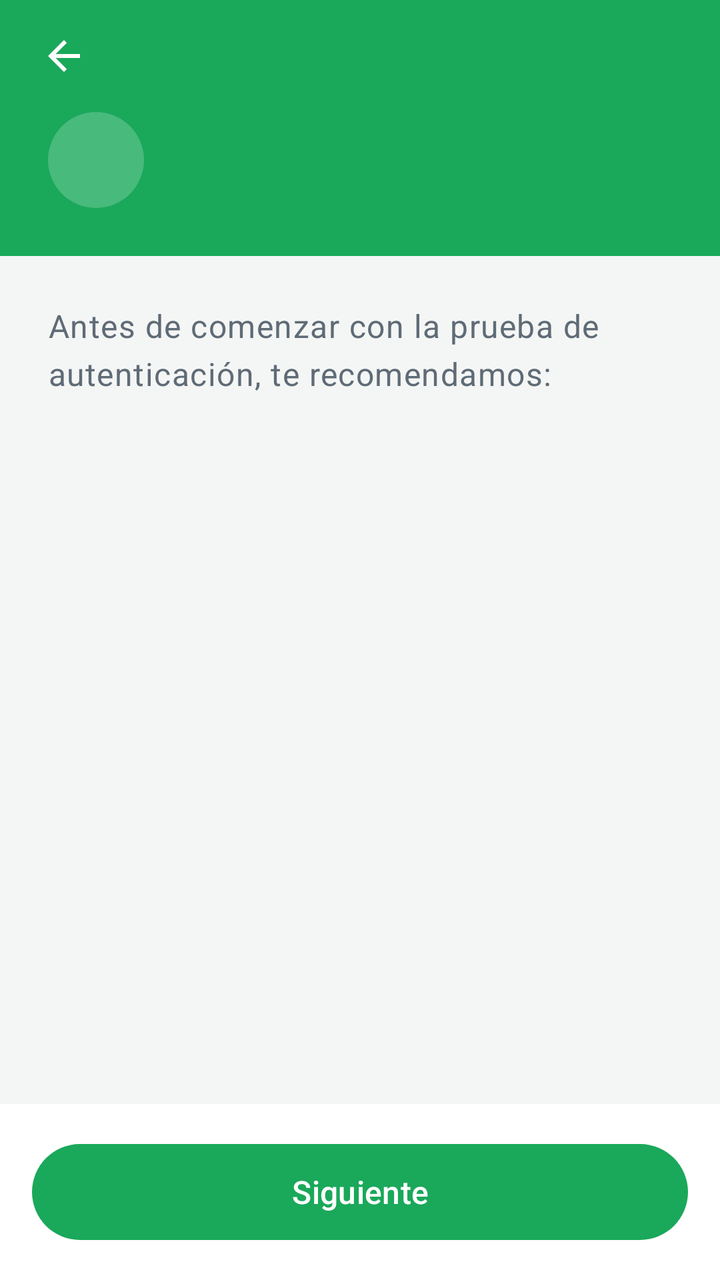
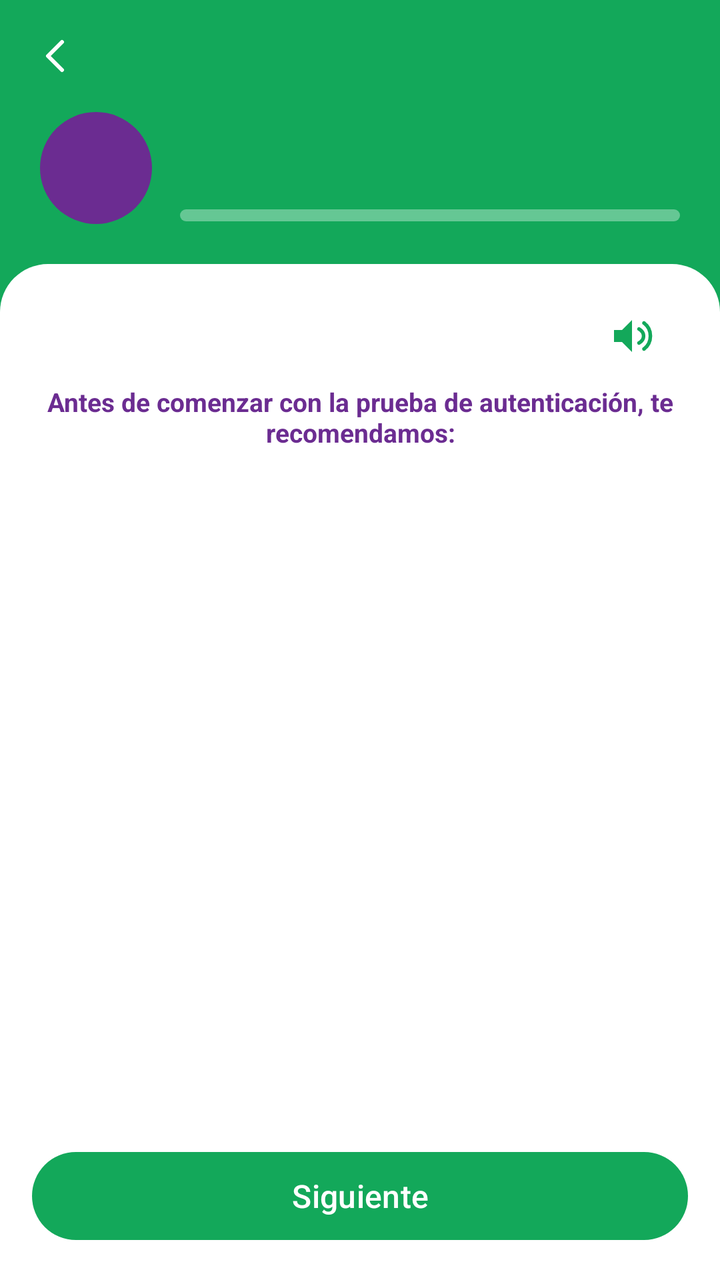

Compare the two renders of this Android layout. The source of the first and the diff that turns it into the second are given below.
<!-- AndroidManifest.xml: application theme Theme.AppBNB -->
<!-- res/layout/fragment_authentication.xml -->
<?xml version="1.0" encoding="utf-8"?>
<LinearLayout xmlns:android="http://schemas.android.com/apk/res/android"
    xmlns:app="http://schemas.android.com/apk/res-auto"
    android:layout_width="match_parent"
    android:layout_height="match_parent"
    android:background="@color/background"
    android:orientation="vertical">

    <include
        android:id="@+id/header"
        layout="@layout/view_step_header" />

    <LinearLayout
        android:layout_width="match_parent"
        android:layout_height="0dp"
        android:layout_weight="1"
        android:orientation="vertical"
        android:padding="24dp">

        <TextView
            android:layout_width="match_parent"
            android:layout_height="wrap_content"
            android:text="@string/authentication_intro"
            android:textAppearance="@style/TextAppearance.AppBNB.Body" />

        <androidx.viewpager2.widget.ViewPager2
            android:id="@+id/tipsPager"
            android:layout_width="match_parent"
            android:layout_height="0dp"
            android:layout_marginTop="16dp"
            android:layout_weight="1" />

        <com.google.android.material.tabs.TabLayout
            android:id="@+id/tipsDots"
            android:layout_width="match_parent"
            android:layout_height="wrap_content"
            android:background="@android:color/transparent"
            app:tabBackground="@drawable/tab_dot"
            app:tabGravity="center"
            app:tabIndicatorHeight="0dp"
            app:tabMinWidth="0dp"
            app:tabPaddingEnd="10dp"
            app:tabPaddingStart="10dp" />
    </LinearLayout>

    <FrameLayout
        android:id="@+id/bottomBar"
        android:layout_width="match_parent"
        android:layout_height="wrap_content"
        android:background="@color/surface"
        android:padding="16dp">

        <Button
            android:id="@+id/nextButton"
            style="@style/Widget.AppBNB.PrimaryButton"
            android:text="@string/action_next" />
    </FrameLayout>
</LinearLayout>
<!-- res/layout/view_step_header.xml (included above) -->
<?xml version="1.0" encoding="utf-8"?>
<LinearLayout xmlns:android="http://schemas.android.com/apk/res/android"
    xmlns:app="http://schemas.android.com/apk/res-auto"
    android:layout_width="match_parent"
    android:layout_height="wrap_content"
    android:background="@color/brand_green"
    android:orientation="vertical"
    android:paddingHorizontal="8dp"
    android:paddingTop="4dp"
    android:paddingBottom="24dp">

    <ImageButton
        android:id="@+id/backButton"
        android:layout_width="48dp"
        android:layout_height="48dp"
        android:background="?attr/selectableItemBackgroundBorderless"
        android:contentDescription="@string/action_back"
        android:src="@drawable/ic_arrow_back"
        app:tint="@color/on_brand" />

    <LinearLayout
        android:layout_width="match_parent"
        android:layout_height="wrap_content"
        android:gravity="center_vertical"
        android:orientation="horizontal"
        android:paddingHorizontal="16dp"
        android:paddingTop="4dp">

        <ImageView
            android:id="@+id/stepIcon"
            android:layout_width="48dp"
            android:layout_height="48dp"
            android:background="@drawable/bg_circle_translucent"
            android:importantForAccessibility="no"
            android:padding="12dp"
            app:tint="@color/on_brand" />

        <LinearLayout
            android:layout_width="0dp"
            android:layout_height="wrap_content"
            android:layout_marginStart="16dp"
            android:layout_weight="1"
            android:orientation="vertical">

            <TextView
                android:id="@+id/stepLabel"
                android:layout_width="wrap_content"
                android:layout_height="wrap_content"
                android:alpha="0.85"
                android:letterSpacing="0.08"
                android:textColor="@color/on_brand"
                android:textSize="12sp"
                android:textStyle="bold" />

            <TextView
                android:id="@+id/stepTitle"
                android:layout_width="wrap_content"
                android:layout_height="wrap_content"
                android:textColor="@color/on_brand"
                android:textSize="22sp"
                android:textStyle="bold" />
        </LinearLayout>
    </LinearLayout>
</LinearLayout>
<!-- resources referenced by this layout -->
<resources>
  <color name="background">#F4F6F5</color>
  <color name="brand_green">#1AA85A</color>
  <!-- drawable bg_circle_translucent (drawable) -->
  <?xml version="1.0" encoding="utf-8"?>
  <shape xmlns:android="http://schemas.android.com/apk/res/android"
      android:shape="oval">
      <solid android:color="#33FFFFFF" />
  </shape>
  <!-- drawable ic_arrow_back (drawable) -->
  <?xml version="1.0" encoding="utf-8"?>
  <vector xmlns:android="http://schemas.android.com/apk/res/android"
      android:width="24dp"
      android:height="24dp"
      android:autoMirrored="true"
      android:viewportWidth="24"
      android:viewportHeight="24">
      <path
          android:fillColor="#FFFFFFFF"
          android:pathData="M20,11H7.83l5.59,-5.59L12,4l-8,8 8,8 1.41,-1.41L7.83,13H20v-2z" />
  </vector>
  <!-- drawable tab_dot (drawable) -->
  <?xml version="1.0" encoding="utf-8"?>
  <selector xmlns:android="http://schemas.android.com/apk/res/android">
      <item android:state_selected="true">
          <layer-list>
              <item
                  android:width="8dp"
                  android:height="8dp"
                  android:gravity="center">
                  <shape android:shape="oval">
                      <solid android:color="@color/brand_green" />
                  </shape>
              </item>
          </layer-list>
      </item>
      <item>
          <layer-list>
              <item
                  android:width="8dp"
                  android:height="8dp"
                  android:gravity="center">
                  <shape android:shape="oval">
                      <solid android:color="@color/dot_inactive" />
                  </shape>
              </item>
          </layer-list>
      </item>
  </selector>
  <style name="TextAppearance.AppBNB.Body" parent="TextAppearance.Material3.BodyLarge">
          <item name="android:textColor">@color/text_secondary</item>
      </style>
  <style name="Widget.AppBNB.PrimaryButton" parent="Widget.Material3.Button">
          <item name="android:layout_width">match_parent</item>
          <item name="android:layout_height">56dp</item>
          <item name="android:textSize">16sp</item>
          <item name="android:textAllCaps">false</item>
      </style>
  <style name="Theme.AppBNB" parent="Theme.Material3.Light.NoActionBar">
          <item name="colorPrimary">@color/brand_green</item>
          <item name="colorOnPrimary">@color/on_brand</item>
          <item name="colorPrimaryContainer">@color/brand_green_light</item>
          <item name="colorOnPrimaryContainer">@color/brand_green_dark</item>
          <item name="android:colorBackground">@color/background</item>
          <item name="colorSurface">@color/surface</item>
          <item name="android:windowBackground">@color/background</item>
          <item name="android:statusBarColor">@android:color/transparent</item>
          <item name="android:navigationBarColor">@android:color/transparent</item>
          <item name="bottomSheetDialogTheme">@style/ThemeOverlay.AppBNB.BottomSheet</item>
      </style>
  <color name="text_secondary">#5F6B76</color>
  <color name="brand_green_dark">#0F7A41</color>
  <!-- unchanged entries left out for length: 8 -->
</resources>

<!-- the commit's change to res/layout/fragment_authentication.xml (unified diff, before → after) -->
@@ -3,31 +3,47 @@
     xmlns:app="http://schemas.android.com/apk/res-auto"
     android:layout_width="match_parent"
     android:layout_height="match_parent"
-    android:background="@color/background"
+    android:background="@color/brand_green"
     android:orientation="vertical">
 
     <include
         android:id="@+id/header"
         layout="@layout/view_step_header" />
 
+    
     <LinearLayout
         android:layout_width="match_parent"
         android:layout_height="0dp"
         android:layout_weight="1"
+        android:background="@drawable/bg_sheet_white"
         android:orientation="vertical"
-        android:padding="24dp">
+        android:paddingHorizontal="20dp"
+        android:paddingTop="12dp">
+
+        <ImageButton
+            android:id="@+id/listenButton"
+            android:layout_width="48dp"
+            android:layout_height="48dp"
+            android:layout_gravity="end"
+            android:background="?attr/selectableItemBackgroundBorderless"
+            android:contentDescription="@string/action_listen"
+            android:src="@drawable/ic_volume_up" />
 
         <TextView
+            android:id="@+id/introText"
             android:layout_width="match_parent"
             android:layout_height="wrap_content"
+            android:gravity="center"
             android:text="@string/authentication_intro"
-            android:textAppearance="@style/TextAppearance.AppBNB.Body" />
+            android:textColor="@color/brand_purple"
+            android:textSize="13sp"
+            android:textStyle="bold" />
 
         <androidx.viewpager2.widget.ViewPager2
             android:id="@+id/tipsPager"
             android:layout_width="match_parent"
             android:layout_height="0dp"
-            android:layout_marginTop="16dp"
+            android:layout_marginTop="12dp"
             android:layout_weight="1" />
 
         <com.google.android.material.tabs.TabLayout
@@ -39,8 +55,8 @@
             app:tabGravity="center"
             app:tabIndicatorHeight="0dp"
             app:tabMinWidth="0dp"
-            app:tabPaddingEnd="10dp"
-            app:tabPaddingStart="10dp" />
+            app:tabPaddingEnd="8dp"
+            app:tabPaddingStart="8dp" />
     </LinearLayout>
 
     <FrameLayout
@@ -63,41 +79,54 @@
     android:layout_width="match_parent"
     android:layout_height="wrap_content"
     android:background="@color/brand_green"
-    android:orientation="vertical"
-    android:paddingHorizontal="8dp"
-    android:paddingTop="4dp"
-    android:paddingBottom="24dp">
+    android:orientation="vertical">
 
-    <ImageButton
-        android:id="@+id/backButton"
-        android:layout_width="48dp"
-        android:layout_height="48dp"
-        android:background="?attr/selectableItemBackgroundBorderless"
-        android:contentDescription="@string/action_back"
-        android:src="@drawable/ic_arrow_back"
-        app:tint="@color/on_brand" />
+    
+    <FrameLayout
+        android:layout_width="match_parent"
+        android:layout_height="56dp">
 
+        <ImageButton
+            android:id="@+id/backButton"
+            android:layout_width="48dp"
+            android:layout_height="48dp"
+            android:layout_gravity="center_vertical|start"
+            android:layout_marginStart="4dp"
+            android:background="?attr/selectableItemBackgroundBorderless"
+            android:contentDescription="@string/action_back"
+            android:src="@drawable/ic_chevron_back" />
+
+        <TextView
+            android:id="@+id/toolbarTitle"
+            android:layout_width="wrap_content"
+            android:layout_height="wrap_content"
+            android:layout_gravity="center"
+            android:textColor="@color/on_brand"
+            android:textSize="16sp"
+            android:textStyle="bold" />
+    </FrameLayout>
+
+    
     <LinearLayout
         android:layout_width="match_parent"
         android:layout_height="wrap_content"
         android:gravity="center_vertical"
         android:orientation="horizontal"
-        android:paddingHorizontal="16dp"
-        android:paddingTop="4dp">
+        android:paddingHorizontal="20dp"
+        android:paddingBottom="20dp">
 
         <ImageView
             android:id="@+id/stepIcon"
-            android:layout_width="48dp"
-            android:layout_height="48dp"
-            android:background="@drawable/bg_circle_translucent"
+            android:layout_width="56dp"
+            android:layout_height="56dp"
+            android:background="@drawable/bg_circle_purple"
             android:importantForAccessibility="no"
-            android:padding="12dp"
-            app:tint="@color/on_brand" />
+            android:padding="15dp" />
 
         <LinearLayout
             android:layout_width="0dp"
             android:layout_height="wrap_content"
-            android:layout_marginStart="16dp"
+            android:layout_marginStart="14dp"
             android:layout_weight="1"
             android:orientation="vertical">
 
@@ -105,10 +134,8 @@
                 android:id="@+id/stepLabel"
                 android:layout_width="wrap_content"
                 android:layout_height="wrap_content"
-                android:alpha="0.85"
-                android:letterSpacing="0.08"
                 android:textColor="@color/on_brand"
-                android:textSize="12sp"
+                android:textSize="11sp"
                 android:textStyle="bold" />
 
             <TextView
@@ -116,8 +143,19 @@
                 android:layout_width="wrap_content"
                 android:layout_height="wrap_content"
                 android:textColor="@color/on_brand"
-                android:textSize="22sp"
+                android:textSize="20sp"
                 android:textStyle="bold" />
+
+            <com.google.android.material.progressindicator.LinearProgressIndicator
+                android:id="@+id/stepProgress"
+                android:layout_width="match_parent"
+                android:layout_height="wrap_content"
+                android:layout_marginTop="6dp"
+                app:indicatorColor="@color/brand_purple"
+                app:trackColor="#59FFFFFF"
+                app:trackCornerRadius="3dp"
+                app:trackStopIndicatorSize="0dp"
+                app:trackThickness="6dp" />
         </LinearLayout>
     </LinearLayout>
 </LinearLayout>
<!-- resource entries referenced after the edit -->
@@ -1,14 +1,24 @@
 <!-- resources referenced by this layout -->
 <resources>
-  <color name="background">#F4F6F5</color>
-  <color name="brand_green">#1AA85A</color>
-  <!-- drawable bg_circle_translucent (drawable) -->
+  <color name="background">#F1F2F3</color>
+  <color name="brand_green">#13A85A</color>
+  <color name="brand_purple">#6B2C91</color>
+  <!-- drawable bg_circle_purple (drawable) -->
   <?xml version="1.0" encoding="utf-8"?>
   <shape xmlns:android="http://schemas.android.com/apk/res/android"
       android:shape="oval">
-      <solid android:color="#33FFFFFF" />
+      <solid android:color="@color/brand_purple" />
   </shape>
-  <!-- drawable ic_arrow_back (drawable) -->
+  <!-- drawable bg_sheet_white (drawable) -->
+  <?xml version="1.0" encoding="utf-8"?>
+  <shape xmlns:android="http://schemas.android.com/apk/res/android"
+      android:shape="rectangle">
+      <solid android:color="@color/surface" />
+      <corners
+          android:topLeftRadius="24dp"
+          android:topRightRadius="24dp" />
+  </shape>
+  <!-- drawable ic_chevron_back (drawable) -->
   <?xml version="1.0" encoding="utf-8"?>
   <vector xmlns:android="http://schemas.android.com/apk/res/android"
       android:width="24dp"
@@ -17,8 +27,29 @@
       android:viewportWidth="24"
       android:viewportHeight="24">
       <path
-          android:fillColor="#FFFFFFFF"
-          android:pathData="M20,11H7.83l5.59,-5.59L12,4l-8,8 8,8 1.41,-1.41L7.83,13H20v-2z" />
+          android:fillColor="#00000000"
+          android:pathData="M15,5L8,12L15,19"
+          android:strokeColor="#FFFFFF"
+          android:strokeLineCap="round"
+          android:strokeLineJoin="round"
+          android:strokeWidth="2" />
+  </vector>
+  <!-- drawable ic_volume_up (drawable) -->
+  <?xml version="1.0" encoding="utf-8"?>
+  <vector xmlns:android="http://schemas.android.com/apk/res/android"
+      android:width="24dp"
+      android:height="24dp"
+      android:viewportWidth="24"
+      android:viewportHeight="24">
+      <path
+          android:fillColor="@color/brand_green"
+          android:pathData="M3,9v6h4l5,5V4L7,9H3z" />
+      <path
+          android:fillColor="#00000000"
+          android:pathData="M15.5,8.5C16.9,9.3 17.8,10.6 17.8,12S16.9,14.7 15.5,15.5M18,5.5C20,7 21.2,9.4 21.2,12S20,17 18,18.5"
+          android:strokeColor="@color/brand_green"
+          android:strokeLineCap="round"
+          android:strokeWidth="1.8" />
   </vector>
   <!-- drawable tab_dot (drawable) -->
   <?xml version="1.0" encoding="utf-8"?>
@@ -30,7 +61,7 @@
                   android:height="8dp"
                   android:gravity="center">
                   <shape android:shape="oval">
-                      <solid android:color="@color/brand_green" />
+                      <solid android:color="@color/brand_purple" />
                   </shape>
               </item>
           </layer-list>
@@ -48,12 +79,10 @@
           </layer-list>
       </item>
   </selector>
-  <style name="TextAppearance.AppBNB.Body" parent="TextAppearance.Material3.BodyLarge">
-          <item name="android:textColor">@color/text_secondary</item>
-      </style>
+  <string name="action_listen">Escuchar recomendación</string>
   <style name="Widget.AppBNB.PrimaryButton" parent="Widget.Material3.Button">
           <item name="android:layout_width">match_parent</item>
-          <item name="android:layout_height">56dp</item>
+          <item name="android:layout_height">52dp</item>
           <item name="android:textSize">16sp</item>
           <item name="android:textAllCaps">false</item>
       </style>
@@ -64,13 +93,12 @@
           <item name="colorOnPrimaryContainer">@color/brand_green_dark</item>
           <item name="android:colorBackground">@color/background</item>
           <item name="colorSurface">@color/surface</item>
-          <item name="android:windowBackground">@color/background</item>
+          <item name="android:windowBackground">@color/brand_green</item>
           <item name="android:statusBarColor">@android:color/transparent</item>
           <item name="android:navigationBarColor">@android:color/transparent</item>
           <item name="bottomSheetDialogTheme">@style/ThemeOverlay.AppBNB.BottomSheet</item>
       </style>
-  <color name="text_secondary">#5F6B76</color>
-  <color name="brand_green_dark">#0F7A41</color>
+  <color name="brand_green_dark">#0E7F43</color>
   <!-- unchanged entries left out for length: 8 -->
 </resources>
 
